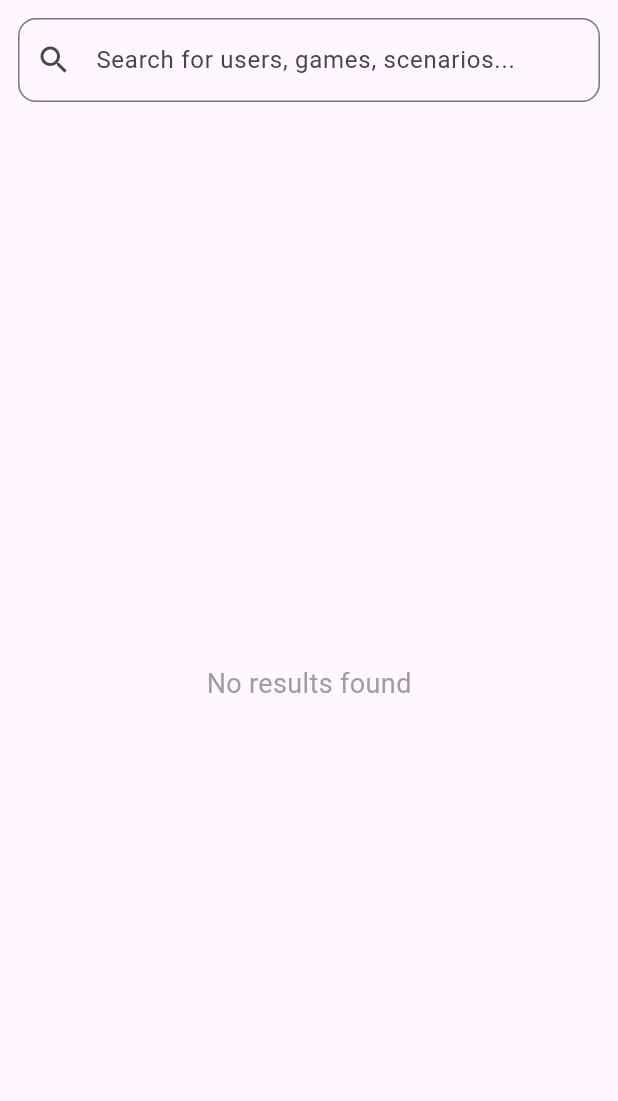
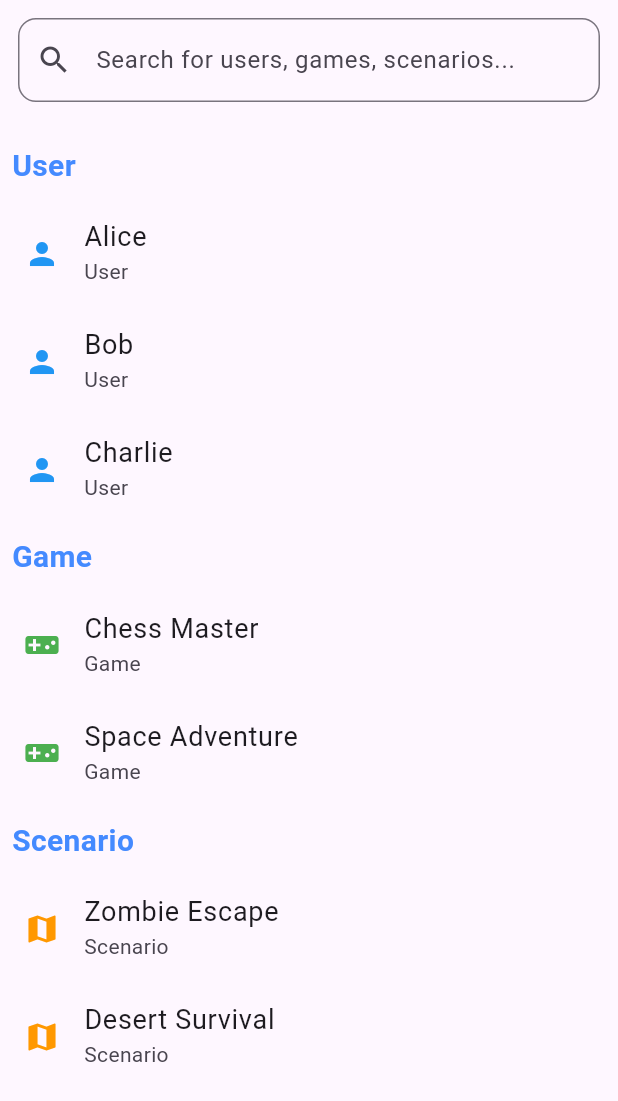
Before and after one commit to zesp11/zesp11_monorepo, a Flutter app: the SearchScreen screen opened by its route, on a phone screen of 412 x 824 dp. Shown: the top 1101 px of the screen. Run offline on Flutter 3.47's test engine with Material 3 defaults, Android fonts, the phone set to English and light mode, and no system bars; our stand-ins replace get; accounts and stored records are empty.

Commit message:
fix search tab
Until now search tab required some data to be typed
to display it.

```diff
--- a/mobile/goadventure/lib/app/controllers/search_controller.dart
+++ b/mobile/goadventure/lib/app/controllers/search_controller.dart
@@ -14,32 +14,68 @@ import 'package:goadventure/app/services/search_service.dart';
 //   }
 // }
 
+// class SearchController extends GetxController {
+//   final SearchService searchService; // Declare the SearchService dependency
+
+//   // Reactive query for search
+//   var query = ''.obs;
+
+//   // TODO: add types instead of Map<String, String>
+//   // List of filtered items based on the query
+//   Rx<List<Map<String, String>>> filteredItems =
+//       Rx<List<Map<String, String>>>([]);
+
+//   // Constructor accepting SearchService
+//   SearchController({required this.searchService});
+
+//   // Update the query value
+//   void updateQuery(String value) {
+//     query.value = value;
+//     searchItems(value); // Trigger search when query changes
+//   }
+
+//   // Perform the search by calling the SearchService
+//   Future<void> searchItems(String query) async {
+//     // Optionally: You can also pass a category as an argument
+//     // TODO: make the categories enum
+//     var results = await searchService.search(
+//         query, 'all'); // Example: Search across all categories
+//     filteredItems.value = results;
+//   }
+// }
+
 class SearchController extends GetxController {
-  final SearchService searchService; // Declare the SearchService dependency
+  final SearchService searchService;
 
-  // Reactive query for search
-  var query = ''.obs;
+  var query = ''.obs; // Reactive query for search
 
-  // TODO: add types instead of Map<String, String>
   // List of filtered items based on the query
   Rx<List<Map<String, String>>> filteredItems =
       Rx<List<Map<String, String>>>([]);
 
-  // Constructor accepting SearchService
+  // List of all available items to show initially
+  Rx<List<Map<String, String>>> allItems = Rx<List<Map<String, String>>>([]);
+
   SearchController({required this.searchService});
 
-  // Update the query value
+  // Update the query value and perform search
   void updateQuery(String value) {
     query.value = value;
     searchItems(value); // Trigger search when query changes
   }
 
-  // Perform the search by calling the SearchService
+  // Fetch all items or filter based on the query
   Future<void> searchItems(String query) async {
-    // Optionally: You can also pass a category as an argument
-    // TODO: make the categories enum
-    var results = await searchService.search(
-        query, 'all'); // Example: Search across all categories
+    List<Map<String, String>> results;
+
+    // If the query is empty, fetch all items
+    if (query.isEmpty) {
+      results = await searchService.search('', 'all'); // Fetch all items
+      allItems.value = results;
+    } else {
+      results =
+          await searchService.search(query, 'all'); // Filter based on the query
+    }
     filteredItems.value = results;
   }
 }
--- a/mobile/goadventure/lib/app/pages/search_page.dart
+++ b/mobile/goadventure/lib/app/pages/search_page.dart
@@ -10,12 +10,14 @@ import "package:goadventure/app/controllers/search_controller.dart"
 
 // BUG: after switching screen the search query is cleared but the filtered items remain the same
 class SearchScreen extends StatelessWidget {
-  // Get the controller instance
   final customSearch.SearchController controller =
       Get.put(customSearch.SearchController(searchService: Get.find()));
 
   @override
   Widget build(BuildContext context) {
+    // Initially load all available items
+    controller.searchItems('');
+
     return Scaffold(
       body: Column(
         children: [
@@ -32,7 +34,6 @@ class SearchScreen extends StatelessWidget {
               ),
               onChanged: (value) {
                 // Update the query in the controller
-                // TODO: add debouncing to prevent network overhead
                 controller.updateQuery(value);
               },
             ),
@@ -42,20 +43,53 @@ class SearchScreen extends StatelessWidget {
           // Results Section
           Expanded(
             child: Obx(() {
-              // Get filtered items reactively
               final filteredItems = controller.filteredItems.value;
 
-              return filteredItems.isEmpty
-                  ? const Center(
-                      child: Text(
-                        'No results found',
-                        style: TextStyle(fontSize: 18, color: Colors.grey),
+              // Group by 'type' field in the item (e.g., User, Game, Scenario)
+              Map<String, List<Map<String, String>>> groupedItems = {};
+
+              // Group the items based on their type
+              for (var item in filteredItems) {
+                final type = item['type']!;
+                if (!groupedItems.containsKey(type)) {
+                  groupedItems[type] = [];
+                }
+                groupedItems[type]?.add(item);
+              }
+
+              // If no results found
+              if (filteredItems.isEmpty) {
+                return const Center(
+                  child: Text(
+                    'No results found',
+                    style: TextStyle(fontSize: 18, color: Colors.grey),
+                  ),
+                );
+              }
+
+              // List all groups
+              return ListView(
+                children: groupedItems.entries.map((entry) {
+                  final type = entry.key;
+                  final items = entry.value;
+
+                  return Column(
+                    crossAxisAlignment: CrossAxisAlignment.start,
+                    children: [
+                      // Group Header
+                      Padding(
+                        padding: const EdgeInsets.all(8.0),
+                        child: Text(
+                          type,
+                          style: const TextStyle(
+                            fontSize: 20,
+                            fontWeight: FontWeight.bold,
+                            color: Colors.blueAccent,
+                          ),
+                        ),
                       ),
-                    )
-                  : ListView.builder(
-                      itemCount: filteredItems.length,
-                      itemBuilder: (context, index) {
-                        final item = filteredItems[index];
+                      // List of items in this group
+                      ...items.map((item) {
                         return ListTile(
                           leading: _getIconForType(item['type']!),
                           title: Text(
@@ -72,8 +106,11 @@ class SearchScreen extends StatelessWidget {
                             );
                           },
                         );
-                      },
-                    );
+                      }).toList(),
+                    ],
+                  );
+                }).toList(),
+              );
             }),
           ),
         ],
```
